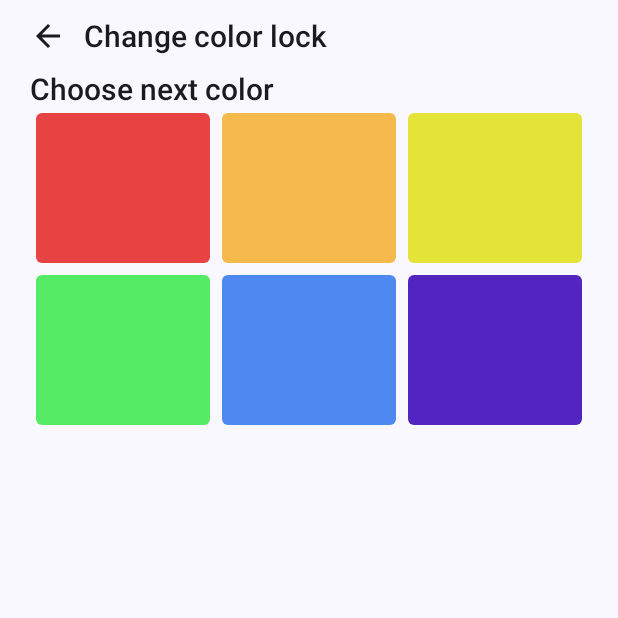
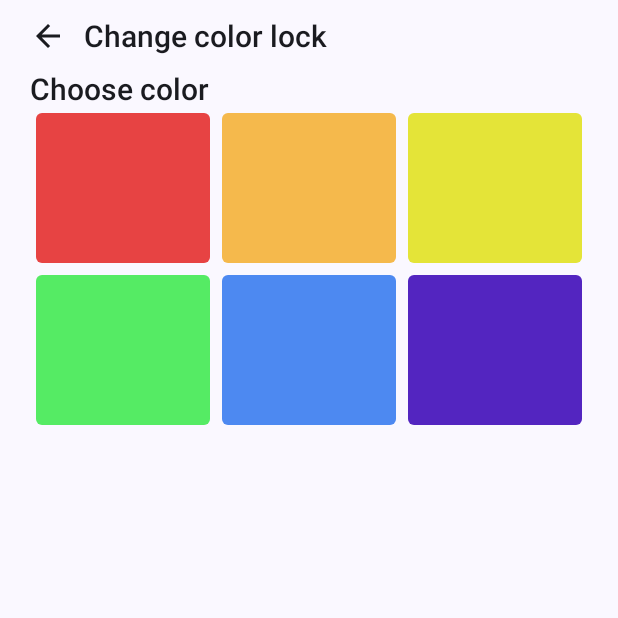
Before and after one commit to bestswlkh0310/color-lock, an Android app built with Jetpack Compose: the ChangeColorLockScreen screen opened through its navigation route, on a phone screen of 412 x 824 dp, the top half of it. Run offline under Robolectric (Android 15) with nearby library versions, the phone set to English and light mode, and no system bars.

Commit message:
feat : add color limit

```diff
--- a/app/src/main/java/com/bestswlkh0310/colorlock/feature/changecolorlock/ChangeColorLockScreen.kt
+++ b/app/src/main/java/com/bestswlkh0310/colorlock/feature/changecolorlock/ChangeColorLockScreen.kt
@@ -1,6 +1,7 @@
 package com.bestswlkh0310.colorlock.feature.changecolorlock
 
 import android.util.Log
+import android.widget.Toast
 import androidx.compose.foundation.layout.Column
 import androidx.compose.foundation.layout.Row
 import androidx.compose.foundation.layout.padding
@@ -19,6 +20,7 @@ import androidx.compose.runtime.setValue
 import androidx.compose.ui.Alignment
 import androidx.compose.ui.Modifier
 import androidx.compose.ui.graphics.Color
+import androidx.compose.ui.platform.LocalContext
 import androidx.compose.ui.unit.dp
 import androidx.navigation.NavController
 import com.bestswlkh0310.colorlock.style.component.ColorGrid
@@ -33,6 +35,7 @@ fun ChangeColorLockScreen(
 ) {
 
     var chooseColors = remember { mutableStateListOf<Color>() }
+    val context = LocalContext.current
 
     Scaffold(
         topBar = {
@@ -55,10 +58,14 @@ fun ChangeColorLockScreen(
             modifier = Modifier
                 .padding(it)
         ) {
-            Title("Choose next color")
+            Title("Choose color")
             ColorGrid(
                 colorList = rainbow
             ) { color ->
+                if (chooseColors.size >= 12) {
+                    Toast.makeText(context, "too long", Toast.LENGTH_SHORT).show()
+                    return@ColorGrid
+                }
                 chooseColors.add(color)
             }
 
```
